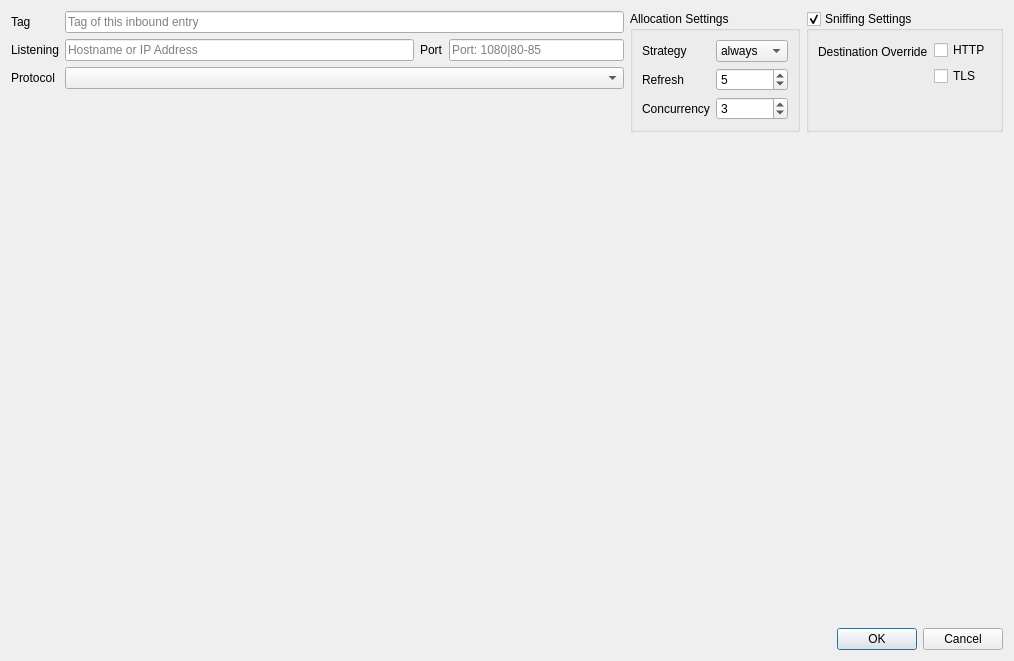
This is src/ui/widgets/editors/w_InboundEditor.ui in Qv2ray/Qv2ray as Qt 5 draws it before an edit. The edited form follows.
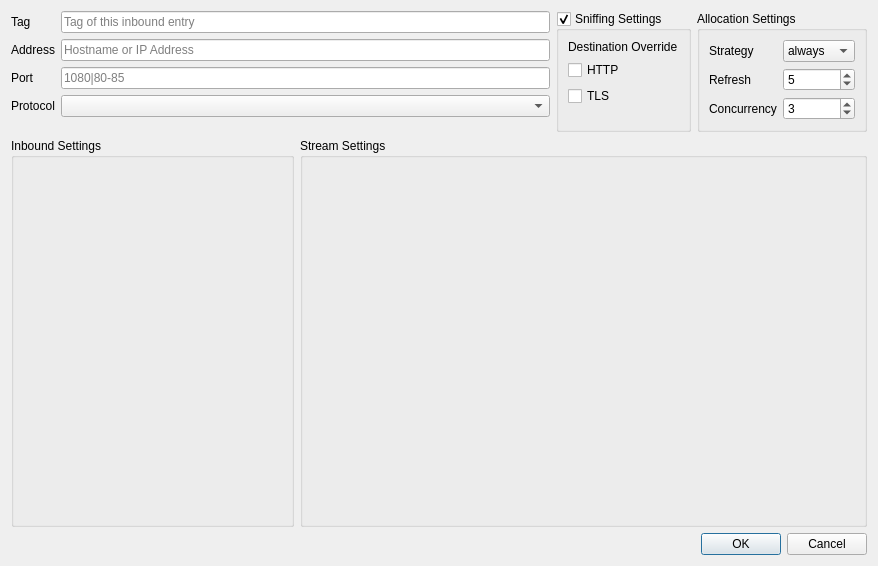
This is the edited form.

Commit message: refactor: refactored Qv2rayBase, PluginHost, InboundEditor UI and StreamSettingsWidget

What changed in the file:
```diff
--- a/src/ui/widgets/editors/w_InboundEditor.ui
+++ b/src/ui/widgets/editors/w_InboundEditor.ui
@@ -9,8 +9,8 @@
    <rect>
     <x>0</x>
     <y>0</y>
-    <width>1014</width>
-    <height>661</height>
+    <width>878</width>
+    <height>566</height>
    </rect>
   </property>
   <property name="windowTitle">
@@ -19,8 +19,10 @@
   <property name="modal">
    <bool>true</bool>
   </property>
-  <layout class="QGridLayout" name="gridLayout">
-   <item row="0" column="0">
+  <layout class="QGridLayout" name="gridLayout_4" columnstretch="2,4">
+   <item row="0" column="0" colspan="2">
+    <layout class="QHBoxLayout" name="horizontalLayout">
+     <item>
     <layout class="QFormLayout" name="formLayout_4">
      <item row="0" column="0">
       <widget class="QLabel" name="label_4">
@@ -42,36 +44,32 @@
      <item row="1" column="0">
       <widget class="QLabel" name="label">
        <property name="text">
-        <string>Listening</string>
+          <string>Address</string>
        </property>
       </widget>
      </item>
      <item row="1" column="1">
-      <layout class="QHBoxLayout" name="horizontalLayout_2" stretch="2,0,1">
-       <item>
         <widget class="QLineEdit" name="inboundHostTxt">
          <property name="placeholderText">
           <string>Hostname or IP Address</string>
          </property>
         </widget>
        </item>
-       <item>
+       <item row="2" column="0">
         <widget class="QLabel" name="label_2">
          <property name="text">
           <string>Port</string>
          </property>
         </widget>
        </item>
-       <item>
+       <item row="2" column="1">
         <widget class="QLineEdit" name="inboundPortTxt">
          <property name="placeholderText">
-          <string>Port: 1080|80-85</string>
+          <string>1080|80-85</string>
          </property>
         </widget>
        </item>
-      </layout>
-     </item>
-     <item row="2" column="0">
+       <item row="3" column="0">
       <widget class="QLabel" name="label_3">
        <property name="text">
         <string>Protocol</string>
@@ -81,7 +79,7 @@
        </property>
       </widget>
      </item>
-     <item row="2" column="1">
+       <item row="3" column="1">
       <widget class="QComboBox" name="inboundProtocolCombo">
        <property name="sizePolicy">
         <sizepolicy hsizetype="MinimumExpanding" vsizetype="Fixed">
@@ -93,8 +91,39 @@
      </item>
     </layout>
    </item>
-   <item row="0" column="1">
-    <layout class="QHBoxLayout" name="horizontalLayout_3">
+     <item>
+      <widget class="QGroupBox" name="sniffingGroupBox">
+       <property name="title">
+        <string>Sniffing Settings</string>
+       </property>
+       <property name="checkable">
+        <bool>true</bool>
+       </property>
+       <layout class="QFormLayout" name="formLayout">
+        <item row="0" column="0" colspan="2">
+         <widget class="QLabel" name="label_5">
+          <property name="text">
+           <string>Destination Override</string>
+          </property>
+         </widget>
+        </item>
+        <item row="1" column="0" colspan="2">
+         <widget class="QCheckBox" name="sniffHTTPCB">
+          <property name="text">
+           <string>HTTP</string>
+          </property>
+         </widget>
+        </item>
+        <item row="2" column="0" colspan="2">
+         <widget class="QCheckBox" name="sniffTLSCB">
+          <property name="text">
+           <string>TLS</string>
+          </property>
+         </widget>
+        </item>
+       </layout>
+      </widget>
+     </item>
      <item>
       <widget class="QGroupBox" name="groupBox_3">
        <property name="title">
@@ -186,55 +215,55 @@
        </layout>
       </widget>
      </item>
-     <item>
-      <widget class="QGroupBox" name="sniffingGroupBox">
+    </layout>
+   </item>
+   <item row="1" column="0">
+    <widget class="QGroupBox" name="groupBox">
        <property name="title">
-        <string>Sniffing Settings</string>
-       </property>
-       <property name="checkable">
-        <bool>true</bool>
-       </property>
-       <layout class="QFormLayout" name="formLayout">
+      <string>Inbound Settings</string>
+     </property>
+     <layout class="QGridLayout" name="gridLayout">
+      <property name="leftMargin">
+       <number>0</number>
+      </property>
+      <property name="topMargin">
+       <number>0</number>
+      </property>
+      <property name="rightMargin">
+       <number>0</number>
+      </property>
+      <property name="bottomMargin">
+       <number>0</number>
+      </property>
         <item row="0" column="0">
-         <widget class="QLabel" name="label_5">
-          <property name="text">
-           <string>Destination Override</string>
-          </property>
-         </widget>
-        </item>
-        <item row="0" column="1">
-         <layout class="QVBoxLayout" name="verticalLayout">
-          <item>
-           <widget class="QCheckBox" name="sniffHTTPCB">
-            <property name="text">
-             <string>HTTP</string>
-            </property>
-           </widget>
-          </item>
-          <item>
-           <widget class="QCheckBox" name="sniffTLSCB">
-            <property name="text">
-             <string>TLS</string>
-            </property>
-           </widget>
-          </item>
-         </layout>
-        </item>
-       </layout>
-      </widget>
-     </item>
-    </layout>
-   </item>
-   <item row="1" column="0" colspan="2">
-    <layout class="QHBoxLayout" name="horizontalLayout">
-     <item>
       <widget class="QStackedWidget" name="stackedWidget">
        <property name="currentIndex">
         <number>-1</number>
        </property>
       </widget>
      </item>
-     <item>
+     </layout>
+    </widget>
+   </item>
+   <item row="1" column="1">
+    <widget class="QGroupBox" name="groupBox_2">
+     <property name="title">
+      <string>Stream Settings</string>
+     </property>
+     <layout class="QGridLayout" name="gridLayout_3">
+      <property name="leftMargin">
+       <number>0</number>
+      </property>
+      <property name="topMargin">
+       <number>0</number>
+      </property>
+      <property name="rightMargin">
+       <number>0</number>
+      </property>
+      <property name="bottomMargin">
+       <number>0</number>
+      </property>
+      <item row="0" column="0">
       <widget class="QFrame" name="transportFrame">
        <property name="lineWidth">
         <number>0</number>
@@ -256,6 +285,7 @@
       </widget>
      </item>
     </layout>
+    </widget>
    </item>
    <item row="2" column="0" colspan="2">
     <widget class="QDialogButtonBox" name="buttonBox">
```
Left out of the diff: 3 changed lines with no effect on the pictures. Lines whose indentation alone changed are shown as unchanged. The commit also changes 21 other files.
